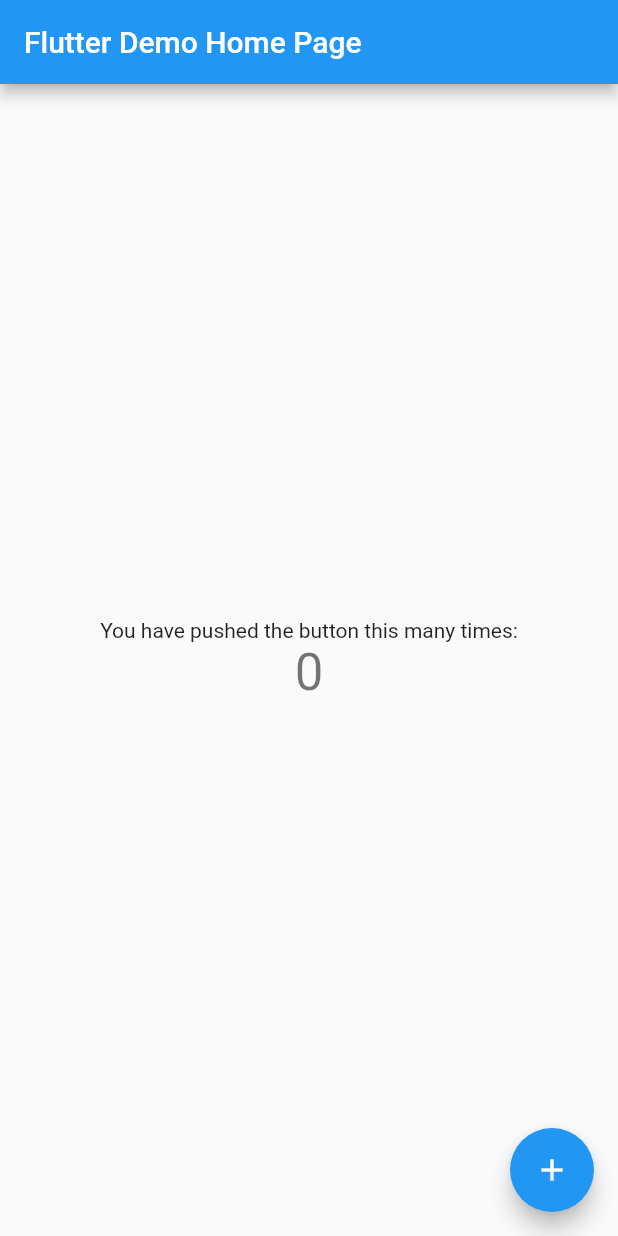
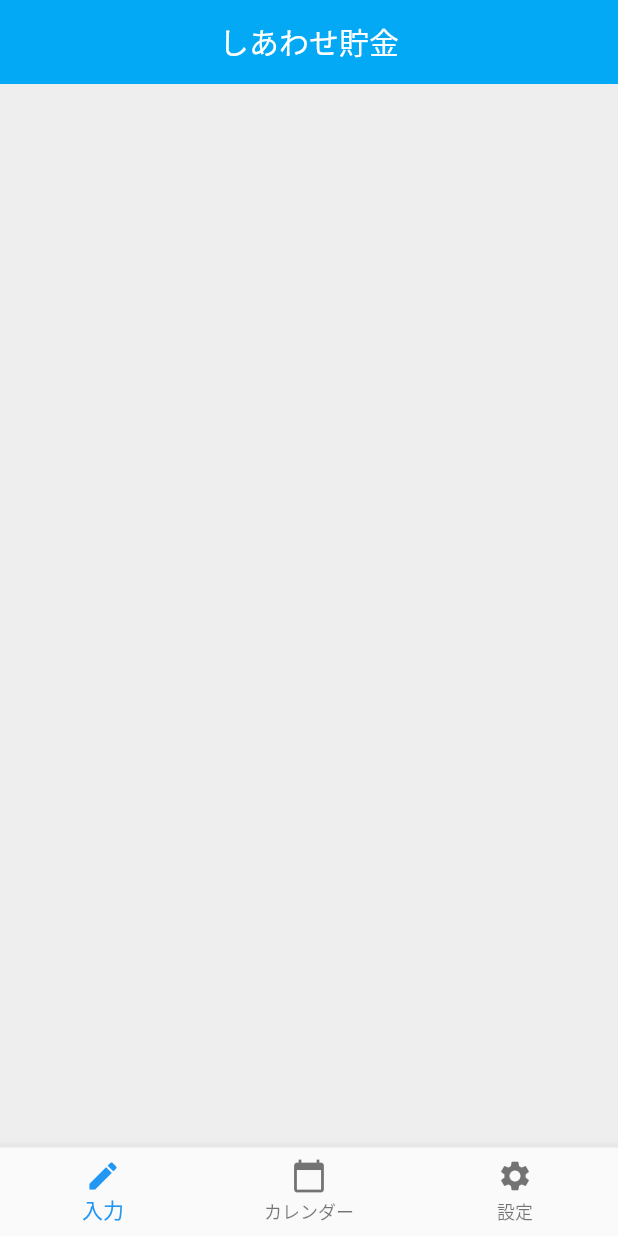
Before and after one commit to kouyoumikan/HappySavings_app, a Flutter app: the screen it shows after launch, on a phone screen of 412 x 824 dp. Run offline on Flutter 3.47's test engine with Material 2 defaults, Android fonts, the phone set to English and light mode, and no system bars.

Commit message:
画面下部にアイコンナビゲーションを作成

```diff
--- a/happy_savings/lib/main.dart
+++ b/happy_savings/lib/main.dart
@@ -1,113 +1,158 @@
 import 'package:flutter/material.dart';
+import 'package:happy_savings/screens/calendar/calendar.dart';
+import 'package:happy_savings/screens/create/create.dart';
+import 'package:happy_savings/screens/setting/setting.dart';
 
-void main() {
-  runApp(MyApp());
-}
+void main() => runApp(MaterialApp(
+      initialRoute: "/", // アプリ起動時に呼び出されるルート
+      routes: {
+        "/": (context) => Home(), // ホーム画面
+        // "/loading": (context) => Loading(), // ロード画面
+        "/create": (context) => Create(), // 入力画面
+        "/calendar": (context) => Calendar(), // カレンダー画面
+        "/setting": (context) => Config(), // 設定画面
+      },
+    ));
 
-class MyApp extends StatelessWidget {
-  // This widget is the root of your application.
+class Home extends StatelessWidget {
   @override
   Widget build(BuildContext context) {
-    return MaterialApp(
-      title: 'Flutter Demo',
-      theme: ThemeData(
-        // This is the theme of your application.
-        //
-        // Try running your application with "flutter run". You'll see the
-        // application has a blue toolbar. Then, without quitting the app, try
-        // changing the primarySwatch below to Colors.green and then invoke
-        // "hot reload" (press "r" in the console where you ran "flutter run",
-        // or simply save your changes to "hot reload" in a Flutter IDE).
-        // Notice that the counter didn't reset back to zero; the application
-        // is not restarted.
-        primarySwatch: Colors.blue,
+    return Scaffold(
+      backgroundColor: Colors.grey[200], // 背景色
+      appBar: AppBar(
+        title: Text("しあわせ貯金"),
+        centerTitle: true,
+        elevation: 0,
+        backgroundColor: Colors.lightBlue, // アプリバーの背景色
       ),
-      home: MyHomePage(title: 'Flutter Demo Home Page'),
+      // 下部ナビゲーションバーでスクロール
+      bottomNavigationBar: BottomNavigationBar(
+        items: [
+          // BottomNavigationBarItemに表示するリスト
+          BottomNavigationBarItem(
+            icon: Icon(Icons.create),
+            title: Text("入力"),
+          ),
+          BottomNavigationBarItem(
+            icon: Icon(Icons.calendar_today),
+            title: Text("カレンダー"),
+          ),
+          BottomNavigationBarItem(
+            icon: Icon(Icons.settings),
+            title: Text("設定"),
+          ),
+        ],
+        // ナビゲーションバーのアイコンをタップしたときの処理
+        onTap: (int index) {
+          print(index); // デバッグ用に出力（タップされたボタンによって数値がかわる）
+          if (index == 0) {
+            Navigator.of(context).pushNamed("/create");
+          } else if (index == 1) {
+            Navigator.of(context).pushNamed("/calendar");
+          } else if (index == 2) {
+            Navigator.of(context).pushNamed("/setting");
+          }
+          // setState(
+          //   () {
+          //     // _navIndex = index;
+          //     // _label = _titles[index];
+          //     print(index); // デバッグ用に出力（タップされたボタンによって数値がかわる）
+          //     if (index == 0) {
+          //       Navigator.of(context).pushNamed("/create");
+          //     } else if (index == 1) {
+          //       Navigator.of(context).pushNamed("/calendar");
+          //     } else if (index == 2) {
+          //       Navigator.of(context).pushNamed("/setting");
+          //     }
+          //   },
+          // );
+        },
+        // currentIndex: _navIndex,
+      ),
+      // body: Column(
+      //   children: <Widget>[
+      //     Expanded(
+      //       child: Center(
+      //         child: Text(
+      //           _label,
+      //           style: TextStyle(fontSize: 24.0),
+      //         ),
+      //       ),
+      //     )
+      //   ],
+      // ),
     );
   }
 }
 
-class MyHomePage extends StatefulWidget {
-  MyHomePage({Key key, this.title}) : super(key: key);
+// class Home extends StatefulWidget {
+//   @override
+//   _HomeState createState() => _HomeState();
+// }
 
-  // This widget is the home page of your application. It is stateful, meaning
-  // that it has a State object (defined below) that contains fields that affect
-  // how it looks.
+// class _HomeState extends State<Home> {
+//   // var _navIndex = 0;
+//   // var _label = '';
+//   // var _titles = ["入力", "カレンダー", "設定"];
 
-  // This class is the configuration for the state. It holds the values (in this
-  // case the title) provided by the parent (in this case the App widget) and
-  // used by the build method of the State. Fields in a Widget subclass are
-  // always marked "final".
-
-  final String title;
-
-  @override
-  _MyHomePageState createState() => _MyHomePageState();
-}
-
-class _MyHomePageState extends State<MyHomePage> {
-  int _counter = 0;
-
-  void _incrementCounter() {
-    setState(() {
-      // This call to setState tells the Flutter framework that something has
-      // changed in this State, which causes it to rerun the build method below
-      // so that the display can reflect the updated values. If we changed
-      // _counter without calling setState(), then the build method would not be
-      // called again, and so nothing would appear to happen.
-      _counter++;
-    });
-  }
-
-  @override
-  Widget build(BuildContext context) {
-    // This method is rerun every time setState is called, for instance as done
-    // by the _incrementCounter method above.
-    //
-    // The Flutter framework has been optimized to make rerunning build methods
-    // fast, so that you can just rebuild anything that needs updating rather
-    // than having to individually change instances of widgets.
-    return Scaffold(
-      appBar: AppBar(
-        // Here we take the value from the MyHomePage object that was created by
-        // the App.build method, and use it to set our appbar title.
-        title: Text(widget.title),
-      ),
-      body: Center(
-        // Center is a layout widget. It takes a single child and positions it
-        // in the middle of the parent.
-        child: Column(
-          // Column is also a layout widget. It takes a list of children and
-          // arranges them vertically. By default, it sizes itself to fit its
-          // children horizontally, and tries to be as tall as its parent.
-          //
-          // Invoke "debug painting" (press "p" in the console, choose the
-          // "Toggle Debug Paint" action from the Flutter Inspector in Android
-          // Studio, or the "Toggle Debug Paint" command in Visual Studio Code)
-          // to see the wireframe for each widget.
-          //
-          // Column has various properties to control how it sizes itself and
-          // how it positions its children. Here we use mainAxisAlignment to
-          // center the children vertically; the main axis here is the vertical
-          // axis because Columns are vertical (the cross axis would be
-          // horizontal).
-          mainAxisAlignment: MainAxisAlignment.center,
-          children: <Widget>[
-            Text(
-              'You have pushed the button this many times:',
-            ),
-            Text(
-              '$_counter',
-              style: Theme.of(context).textTheme.headline4,
-            ),
-          ],
-        ),
-      ),
-      floatingActionButton: FloatingActionButton(
-        onPressed: _incrementCounter,
-        tooltip: 'Increment',
-        child: Icon(Icons.add),
-      ), // This trailing comma makes auto-formatting nicer for build methods.
-    );
-  }
-}
+//   @override
+//   Widget build(BuildContext context) {
+//     return Scaffold(
+//       backgroundColor: Colors.grey[200], // 背景色
+//       appBar: AppBar(
+//         title: Text("しあわせ貯金"),
+//         centerTitle: true,
+//         elevation: 0,
+//         backgroundColor: Colors.lightBlue, // アプリバーの背景色
+//       ),
+//       // 下部ナビゲーションバーでスクロール
+//       bottomNavigationBar: BottomNavigationBar(
+//         items: [
+//           // BottomNavigationBarItemに表示するリスト
+//           BottomNavigationBarItem(
+//             icon: Icon(Icons.create),
+//             title: Text("入力"),
+//           ),
+//           BottomNavigationBarItem(
+//             icon: Icon(Icons.calendar_today),
+//             title: Text("カレンダー"),
+//           ),
+//           BottomNavigationBarItem(
+//             icon: Icon(Icons.settings),
+//             title: Text("設定"),
+//           ),
+//         ],
+//         // ナビゲーションバーのアイコンをタップしたときの処理
+//         onTap: (int index) {
+//           setState(
+//             () {
+//               // _navIndex = index;
+//               // _label = _titles[index];
+//               print(index); // デバッグ用に出力（タップされたボタンによって数値がかわる）
+//               if (index == 0) {
+//                 Navigator.of(context).pushNamed("/create");
+//               } else if (index == 1) {
+//                 Navigator.of(context).pushNamed("/calendar");
+//               } else if (index == 2) {
+//                 Navigator.of(context).pushNamed("/setting");
+//               }
+//             },
+//           );
+//         },
+//         // currentIndex: _navIndex,
+//       ),
+//       // body: Column(
+//       //   children: <Widget>[
+//       //     Expanded(
+//       //       child: Center(
+//       //         child: Text(
+//       //           _label,
+//       //           style: TextStyle(fontSize: 24.0),
+//       //         ),
+//       //       ),
+//       //     )
+//       //   ],
+//       // ),
+//     );
+//   }
+// }
```
Also changed, not shown: happy_savings/lib/screens/calendar/calendar.dart (added, +59 -0 lines), happy_savings/lib/screens/create/create.dart (added, +62 -0 lines), happy_savings/lib/screens/setting/setting.dart (added, +59 -0 lines), 1 other file.
